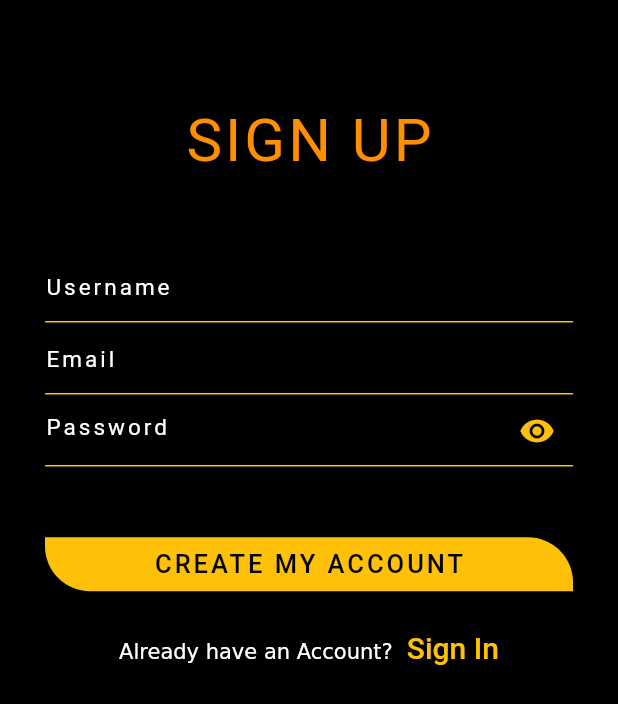
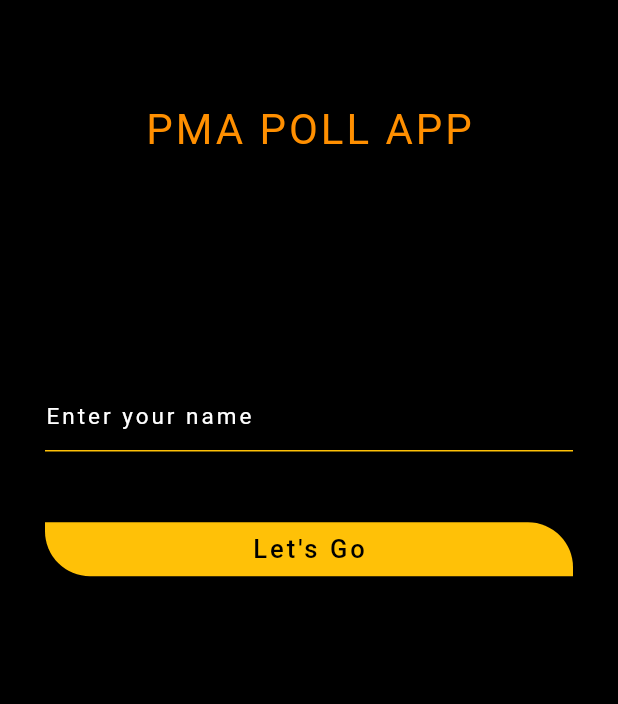
Before and after one commit to Trinity6264/PMA-Projects-for-polls, a Flutter app: the screen it shows after launch, on a phone screen of 412 x 824 dp. Shown: the top 704 px of the screen. Run offline on Flutter 3.47's test engine with Material 2 defaults, Android fonts, the phone set to English and light mode, and no system bars; our stand-ins replace cloud_firestore, firebase_auth, firebase_core, flutter_spinkit, font_awesome_flutter, google_fonts and 1 more; accounts and stored records are empty; Roboto replaces fonts that are missing (Aldrich, Alike).

Commit message:
The user will sign in with anonymously then i will pick his or her phone imei to as voter Id and his name then save it to cloud firestore

```diff
--- a/lib/local_services/firebase_services/firebase_auth.dart
+++ b/lib/local_services/firebase_services/firebase_auth.dart
@@ -1,6 +1,7 @@
 import 'package:firebase_auth/firebase_auth.dart';
 import 'package:flutter/material.dart';
 import 'package:flutter/services.dart';
+import 'package:pma/local_services/firestore_services/local_store.dart';
 import 'package:pma/models/fire_user.dart';
 
 class FireAuth with ChangeNotifier {
@@ -46,6 +47,20 @@ class FireAuth with ChangeNotifier {
     }
   }
 
+  // Anon sign In
+
+  Future signInAnon(String name) async {
+    try {
+      _auth.signInAnonymously().then((value) {
+        _auth.currentUser?.updateDisplayName(name);
+        LocalStore(uid: _auth.currentUser!.uid).updateUser(name, 'play6264');
+        return _userFromFirebase(user: _auth.currentUser);
+      });
+    } on FirebaseAuthException catch (e) {
+      print(e.message);
+    }
+  }
+
   // Sign in
 
   Future signInWithEmailAndPassword(String email, String password) async {
--- /dev/null
+++ b/lib/local_services/firestore_services/local_store.dart
@@ -0,0 +1,22 @@
+import 'package:cloud_firestore/cloud_firestore.dart';
+import 'package:flutter/material.dart';
+
+class LocalStore {
+  String? uid = '';
+  LocalStore({this.uid});
+
+  // creating user obj and adding it to firestore
+
+  Future updateUser(String name, String? imei) async {
+    try {
+      final CollectionReference _collections =
+          FirebaseFirestore.instance.collection('voters');
+      return await _collections.doc(uid).set({
+        'name': name,
+        'imei': imei,
+      });
+    } on FirebaseException catch (e) {
+      print(e.message);
+    }
+  }
+}
--- a/lib/main.dart
+++ b/lib/main.dart
@@ -1,8 +1,6 @@
-import 'package:firebase_auth/firebase_auth.dart';
 import 'package:firebase_core/firebase_core.dart';
 import 'package:flutter/material.dart';
 import 'package:flutter/services.dart';
-import 'package:pma/local_services/firebase_services/fire_storage.dart';
 import 'package:pma/local_services/firebase_services/firebase_auth.dart';
 import 'package:pma/models/fire_user.dart';
 import 'package:pma/screens/loading.dart';
@@ -21,6 +19,9 @@ void main() async {
   SystemChrome.setPreferredOrientations([
     DeviceOrientation.portraitDown,
     DeviceOrientation.portraitUp,
+  ]);
+  await SystemChrome.setEnabledSystemUIOverlays([
+    SystemUiOverlay.top,
   ]);
   runApp(MyApp());
 }
--- a/lib/screens/wrapper/authentication/sign_up.dart
+++ b/lib/screens/wrapper/authentication/sign_up.dart
@@ -3,14 +3,12 @@ import 'dart:io';
 import 'package:flutter/gestures.dart';
 import 'package:flutter/material.dart';
 import 'package:flutter_spinkit/flutter_spinkit.dart';
-import 'package:font_awesome_flutter/font_awesome_flutter.dart';
 import 'package:google_fonts/google_fonts.dart';
 import 'package:image_picker/image_picker.dart';
-import 'package:imei_plugin/imei_plugin.dart';
+// import 'package:imei_plugin/imei_plugin.dart';
 import 'package:pma/local_services/firebase_services/firebase_auth.dart';
 import 'package:pma/screens/wrapper/home/pages/load_screen.dart';
 import 'package:pma/shared/inputDecor.dart';
-import 'package:provider/provider.dart';
 
 class SignUp extends StatefulWidget {
   const SignUp({Key? key, this.toggle}) : super(key: key);
@@ -22,40 +20,25 @@ class SignUp extends StatefulWidget {
 
 class _SignUpState extends State<SignUp> {
   String _displayName = '';
-  String _email = '';
-  String _password = '';
-  String error = '';
+
+  final FireAuth _auth = FireAuth.auth;
   bool isLoading = false;
-  final _auth = FireAuth.auth;
   final _formKey = GlobalKey<FormState>();
-  File? image;
-  Future getImage() async {
-    try {
-      final _image = await ImagePicker().pickImage(source: ImageSource.gallery);
-      if (_image == null) return;
-      setState(() {
-        image = File(_image.path);
-        print(image!.path);
-      });
-    } on Exception catch (e) {
-      print(e);
-    }
-  }
 
   // imei var
-  String imei = 'Unknown';
+  // String imei = 'Unknown';
 
-  Future imeiPlugin() async {
-    String multiImei =
-        await ImeiPlugin.getImei(shouldShowRequestPermissionRationale: false);
-    setState(() {
-      imei = multiImei;
-    });
-  }
+  // Future imeiPlugin() async {
+  //   String multiImei =
+  //       await ImeiPlugin.getImei(shouldShowRequestPermissionRationale: false);
+  //   setState(() {
+  //     imei = multiImei;
+  //   });
+  // }
 
   @override
   void initState() {
-    imeiPlugin();
+    // imeiPlugin();
     super.initState();
   }
 
@@ -77,10 +60,11 @@ class _SignUpState extends State<SignUp> {
                     Padding(
                       padding: const EdgeInsets.all(50.0),
                       child: Text(
-                        'SIGN UP',
+                        'PMA POLL APP',
+                        maxLines: 1,
                         style: GoogleFonts.alike(
                           color: Color(0xFFFF8F00),
-                          fontSize: 40.0,
+                          fontSize: 28.0,
                           letterSpacing: 2.0,
                         ),
                       ),
@@ -91,61 +75,25 @@ class _SignUpState extends State<SignUp> {
                         mainAxisAlignment: MainAxisAlignment.spaceBetween,
                         crossAxisAlignment: CrossAxisAlignment.center,
                         children: [
-                          TextFormField(
+                          Padding(
+                            padding: const EdgeInsets.only(top: 100),
+                            child: TextFormField(
                               onChanged: ((val) =>
                                   setState(() => _displayName = val)),
                               validator: (val) =>
-                                val!.length < 3 ? 'User name is short' : null,
+                                  val!.isEmpty ? 'Name must be provided' : null,
                               style: TextStyle(
                                 color: Color(0xFFFFFFFF),
                               ),
                               keyboardType: TextInputType.name,
                               textInputAction: TextInputAction.next,
                               decoration: inputDecoration.copyWith(
-                              hintText: 'Username',
+                                hintText: 'Enter your name',
                                 hintStyle: GoogleFonts.aldrich(
                                   color: Colors.white,
                                   fontSize: 15,
                                   letterSpacing: 2.0,
                                 ),
-                            ),
-                          ),
-                          TextFormField(
-                            onChanged: ((val) => setState(() => _email = val)),
-                            style: TextStyle(
-                              color: Color(0xFFFFFFFF),
-                            ),
-                            keyboardType: TextInputType.emailAddress,
-                            textInputAction: TextInputAction.next,
-                            decoration: inputDecoration.copyWith(
-                              hintText: 'Email',
-                              hintStyle: GoogleFonts.aldrich(
-                                color: Colors.white,
-                                fontSize: 15,
-                                letterSpacing: 2.0,
-                              ),
-                            ),
-                          ),
-                          TextFormField(
-                            onChanged: ((val) =>
-                                setState(() => _password = val)),
-                            validator: (val) => val!.length < 6
-                                ? 'Password must be 6+ char'
-                                : null,
-                            style: TextStyle(
-                              color: Color(0xFFFFFFFF),
-                            ),
-                            keyboardType: TextInputType.visiblePassword,
-                            decoration: inputDecoration.copyWith(
-                              suffixIcon: Icon(
-                                Icons.remove_red_eye,
-                                color: Colors.amber,
-                              ),
-                              hintText: 'Password',
-                              hintStyle: GoogleFonts.aldrich(
-                                color: Colors.white,
-                                fontSize: 15,
-                                letterSpacing: 2.0,
                               ),
                             ),
                           ),
@@ -165,7 +113,7 @@ class _SignUpState extends State<SignUp> {
                                       ),
                                     ),
                                     child: Text(
-                                      'CREATE MY ACCOUNT',
+                                      'Let\'s Go',
                                       style: GoogleFonts.aldrich(
                                         fontSize: 17,
                                         fontWeight: FontWeight.w500,
@@ -177,50 +125,18 @@ class _SignUpState extends State<SignUp> {
                                         setState(() {
                                           isLoading = true;
                                         });
-                                        dynamic result = _auth.creatingNewUser(
-                                          name: _displayName,
-                                          email: _email,
-                                          password: _password,
-                                        );
-                                        print(result);
-                                        if (result == null) {
+                                        dynamic results =
+                                            _auth.signInAnon(_displayName);
+                                        if (results == null) {
                                           setState(() {
-                                            error = _auth.error;
                                             isLoading = false;
                                           });
                                         }
-                                        print(_displayName);
                                       }
                                     },
                                   ),
                           ),
                         ],
-                      ),
-                    ),
-                    Padding(
-                      padding: const EdgeInsets.all(20.0),
-                      child: RichText(
-                        text: TextSpan(children: [
-                          TextSpan(text: 'Already have an Account? '),
-                          TextSpan(
-                            recognizer: TapGestureRecognizer()
-                              ..onTap = () {
-                                widget.toggle!();
-                              },
-                            text: ' Sign In',
-                            style: GoogleFonts.aldrich(
-                              color: Colors.amber,
-                              fontSize: 20.0,
-                              fontWeight: FontWeight.w500,
-                            ),
-                          ),
-                        ]),
-                      ),
-                    ),
-                    Center(
-                      child: Text(
-                        imei,
-                        style: TextStyle(color: Colors.amber, fontSize: 20),
                       ),
                     ),
                   ],
--- a/lib/screens/wrapper/home/pages/home_screen.dart
+++ b/lib/screens/wrapper/home/pages/home_screen.dart
@@ -1,7 +1,4 @@
-import 'package:carousel_slider/carousel_slider.dart';
 import 'package:flutter/material.dart';
-import 'package:font_awesome_flutter/font_awesome_flutter.dart';
-import 'package:pma/images_list.dart';
 import 'package:pma/local_services/firebase_services/firebase_auth.dart';
 
 class HomeScreen extends StatelessWidget {
--- a/pubspec.yaml
+++ b/pubspec.yaml
@@ -39,7 +39,8 @@ dependencies:
   image_picker: ^0.8.3+3
   path: ^1.8.0
   flutter_spinkit: ^5.0.0
-  imei_plugin: ^1.2.0
+  #imei_plugin: ^1.2.0
+  lottie: ^1.1.0
 
 dev_dependencies:
   flutter_test:
```
Also changed, not shown: pubspec.lock. Lines whose indentation alone changed are shown as unchanged.
